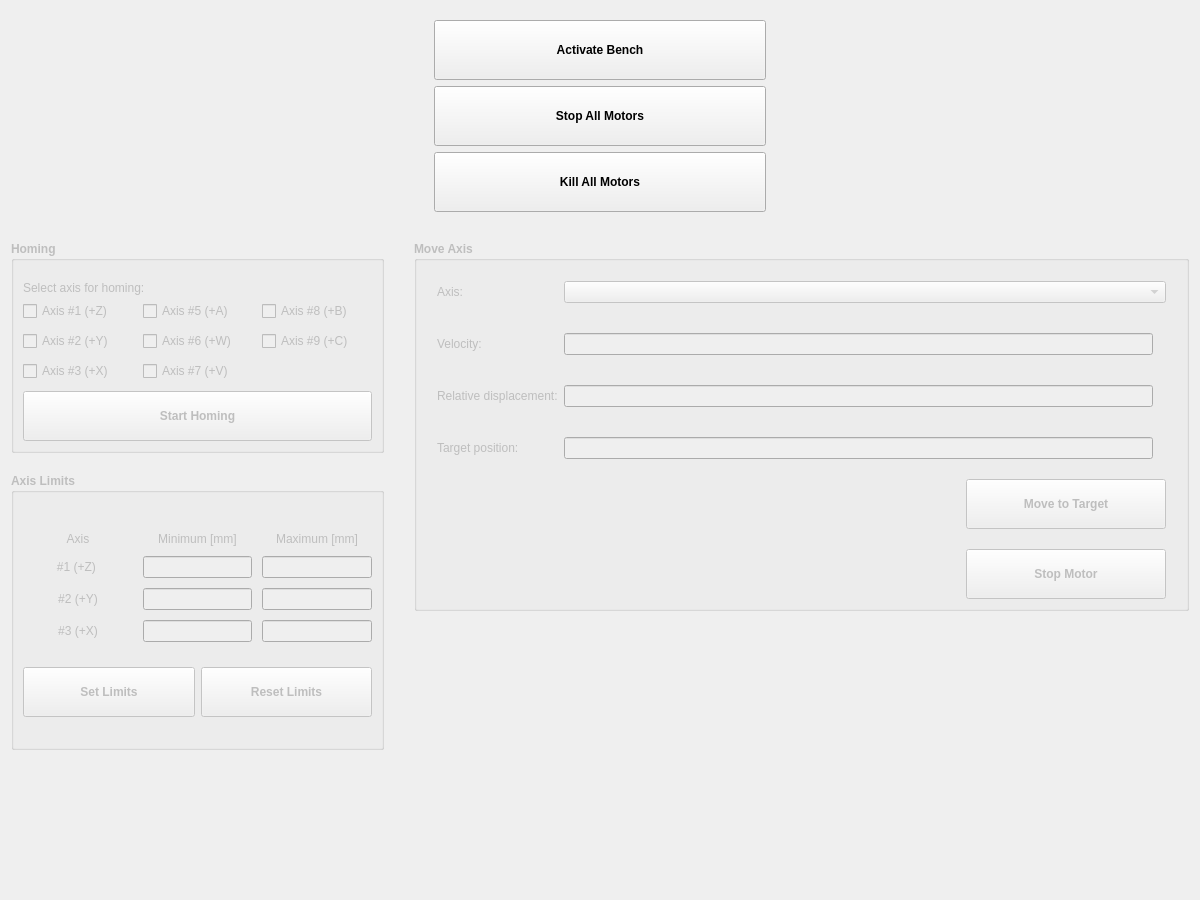
Before: the Qt Designer form hallbench/gui/ui/motorswidget.ui in lnls-ima/hall-bench-control, drawn with Qt 5.
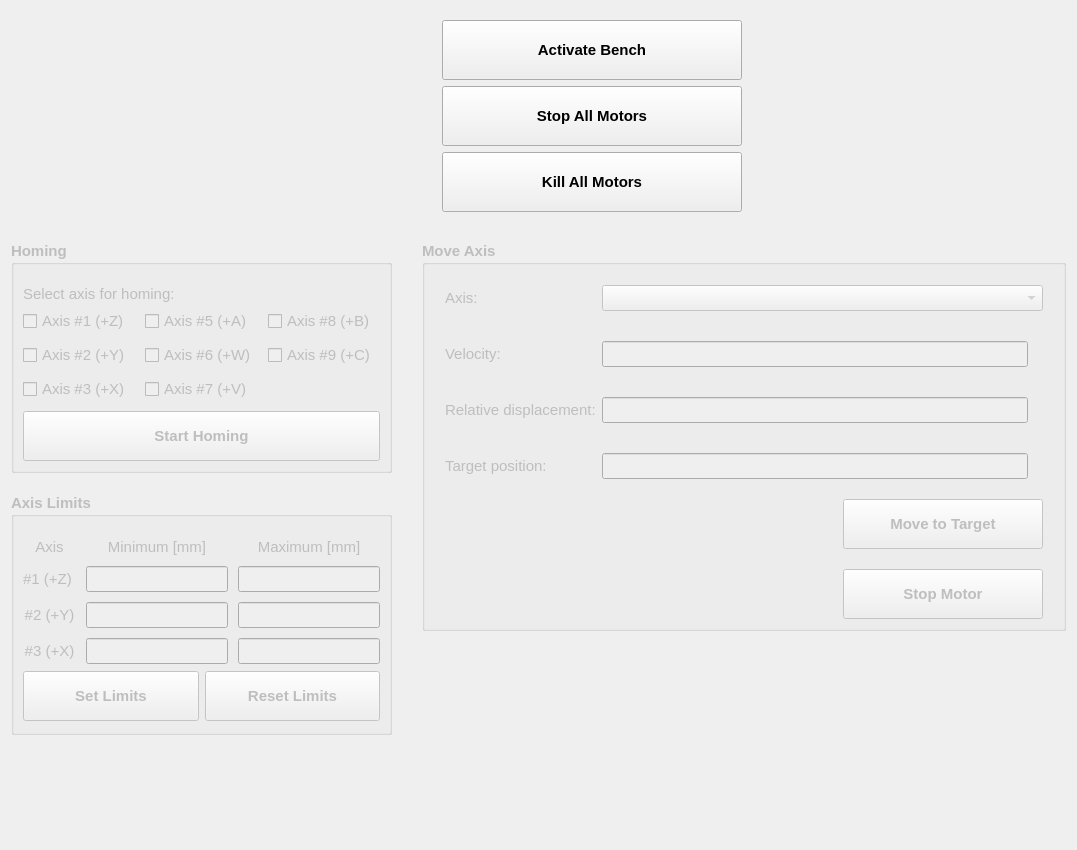
After: the same form once the commit is applied. Icons and pictures are not drawn.

Patch:
```diff
--- a/hallbench/gui/ui/motorswidget.ui
+++ b/hallbench/gui/ui/motorswidget.ui
@@ -6,10 +6,15 @@
    <rect>
     <x>0</x>
     <y>0</y>
-    <width>1200</width>
-    <height>900</height>
+    <width>1077</width>
+    <height>850</height>
    </rect>
   </property>
+  <property name="font">
+   <font>
+    <pointsize>11</pointsize>
+   </font>
+  </property>
   <property name="windowTitle">
    <string>Motors</string>
   </property>
```
